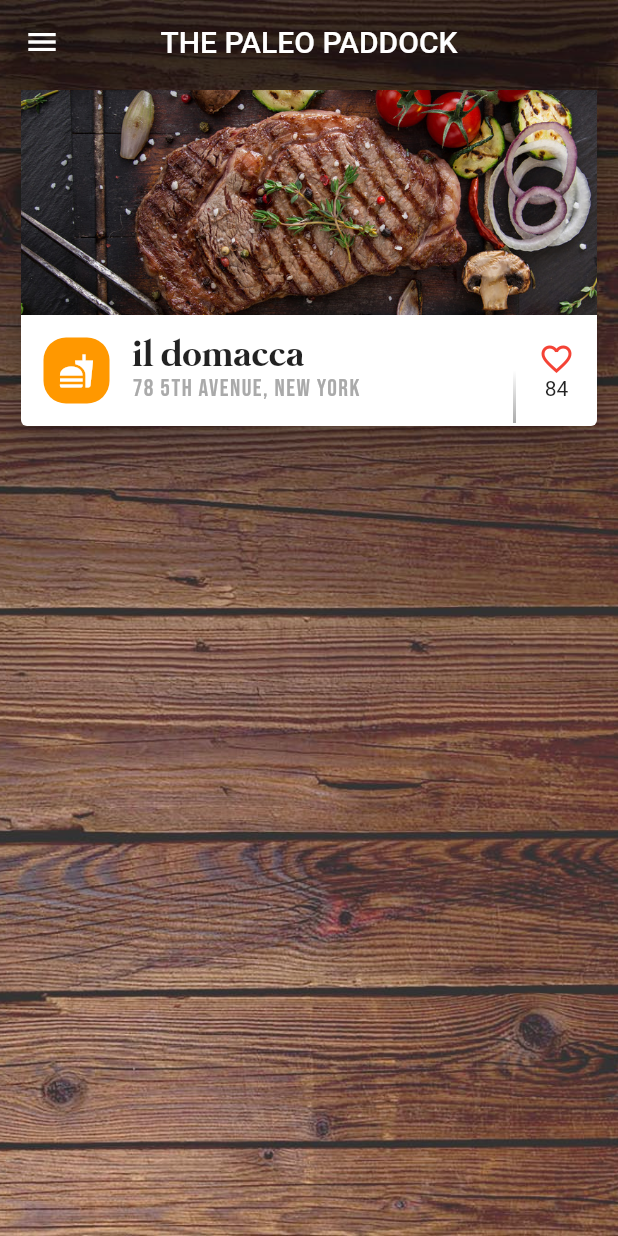
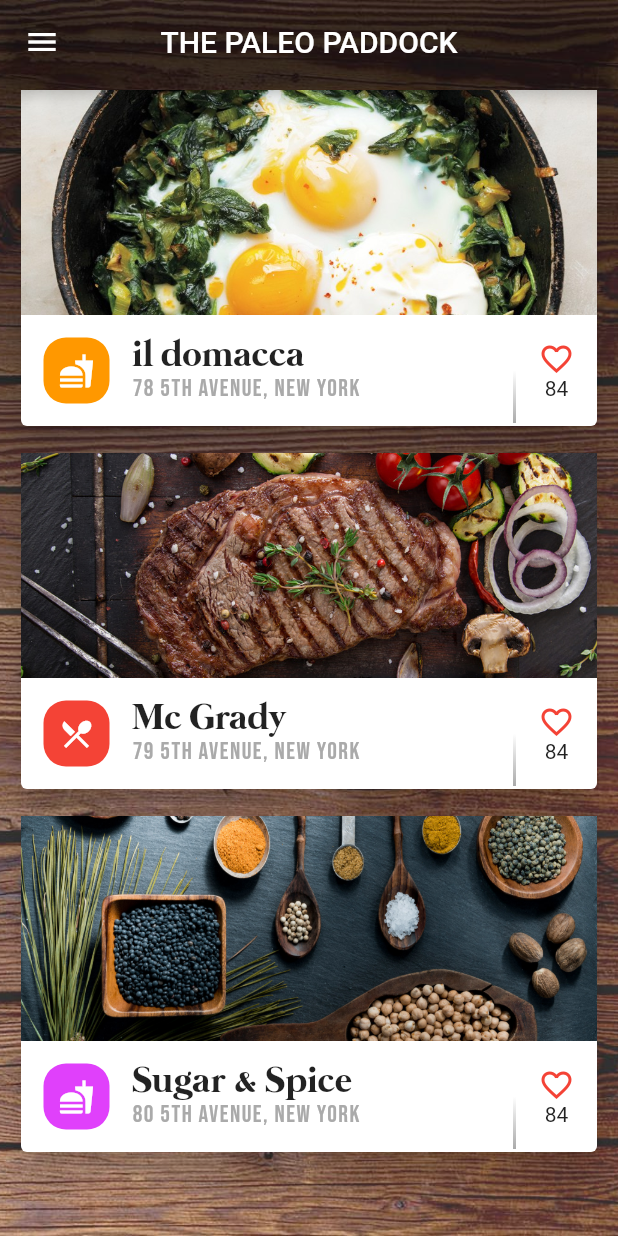
Before and after one commit to brianegan/flutter_ui_challenge_zoom_menu, a Flutter app: the screen it shows after launch, on a phone screen of 412 x 824 dp. Run offline on Flutter 3.47's test engine with Material 2 defaults, Android fonts, the phone set to English and light mode, and no system bars.

Commit message:
Added remaining cards.

```diff
--- a/lib/main.dart
+++ b/lib/main.dart
@@ -48,7 +48,58 @@ class _MyHomePageState extends State<MyHomePage> {
         ),
         body: new ListView(
           children: [
-            new Theme(
+            new _RestaurantCard(
+              headerImageAssetPath: 'assets/eggs_in_skillet.jpg',
+              icon: Icons.fastfood,
+              iconBackgroundColor: Colors.orange,
+              title: 'il domacca',
+              subtitle: '78 5TH AVENUE, NEW YORK',
+              heartCount: 84,
+            ),
+            new _RestaurantCard(
+              headerImageAssetPath: 'assets/steak_on_cooktop.jpg',
+              icon: Icons.local_dining,
+              iconBackgroundColor: Colors.red,
+              title: 'Mc Grady',
+              subtitle: '79 5TH AVENUE, NEW YORK',
+              heartCount: 84,
+            ),
+            new _RestaurantCard(
+              headerImageAssetPath: 'assets/spoons_of_spices.jpg',
+              icon: Icons.fastfood,
+              iconBackgroundColor: Colors.purpleAccent,
+              title: 'Sugar & Spice',
+              subtitle: '80 5TH AVENUE, NEW YORK',
+              heartCount: 84,
+            ),
+          ],
+        ),
+      ),
+    );
+  }
+}
+
+class _RestaurantCard extends StatelessWidget {
+
+  final String headerImageAssetPath;
+  final IconData icon;
+  final Color iconBackgroundColor;
+  final String title;
+  final String subtitle;
+  final int heartCount;
+
+  _RestaurantCard({
+    this.headerImageAssetPath,
+    this.icon,
+    this.iconBackgroundColor,
+    this.title,
+    this.subtitle,
+    this.heartCount,
+  });
+
+  @override
+  Widget build(BuildContext context) {
+    return new Theme(
       data: new ThemeData(
         brightness: Brightness.light,
       ),
@@ -60,7 +111,7 @@ class _MyHomePageState extends State<MyHomePage> {
             mainAxisSize: MainAxisSize.min,
             children: [
               new Image.asset(
-                        'assets/steak_on_cooktop.jpg',
+                headerImageAssetPath,
                 width: double.infinity,
                 height: 150.0,
                 fit: BoxFit.cover,
@@ -72,11 +123,11 @@ class _MyHomePageState extends State<MyHomePage> {
                     child: new Container(
                         padding: const EdgeInsets.all(10.0),
                         decoration: new BoxDecoration(
-                                color: Colors.orange,
+                          color: iconBackgroundColor,
                           borderRadius: new BorderRadius.all(const Radius.circular(15.0)),
                         ),
                         child: new Icon(
-                                Icons.fastfood,
+                          icon,
                           color: Colors.white,
                         )
                     ),
@@ -86,14 +137,14 @@ class _MyHomePageState extends State<MyHomePage> {
                       crossAxisAlignment: CrossAxisAlignment.start,
                       children: [
                         new Text(
-                                  'il domacca',
+                          title,
                           style: const TextStyle(
                             fontSize: 25.0,
                             fontFamily: 'mermaid',
                           ),
                         ),
                         new Text(
-                                  '78 5TH AVENUE, NEW YORK',
+                          subtitle,
                           style: const TextStyle(
                             fontSize: 16.0,
                             fontFamily: 'bebas-neue',
@@ -128,7 +179,7 @@ class _MyHomePageState extends State<MyHomePage> {
                           color: Colors.red,
                         ),
                         new Text(
-                                  '84',
+                          '$heartCount',
                         ),
                       ],
                     ),
@@ -139,10 +190,6 @@ class _MyHomePageState extends State<MyHomePage> {
           ),
         ),
       ),
-            )
-          ],
-        ),
-      ),
     );
   }
 }
```
Lines whose indentation alone changed are shown as unchanged.
